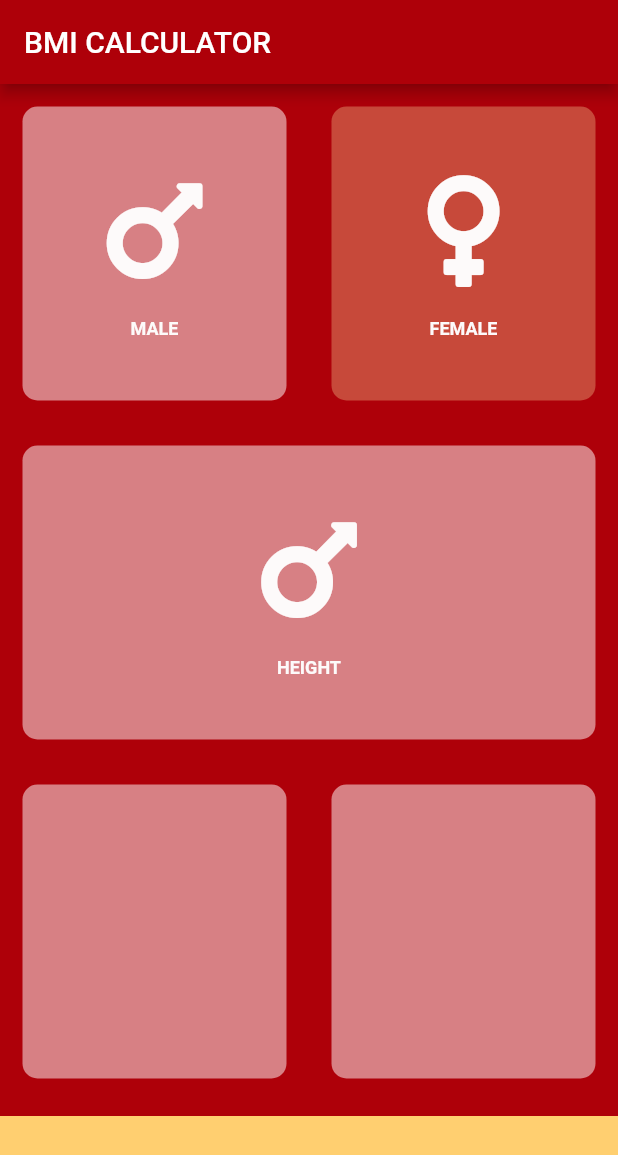
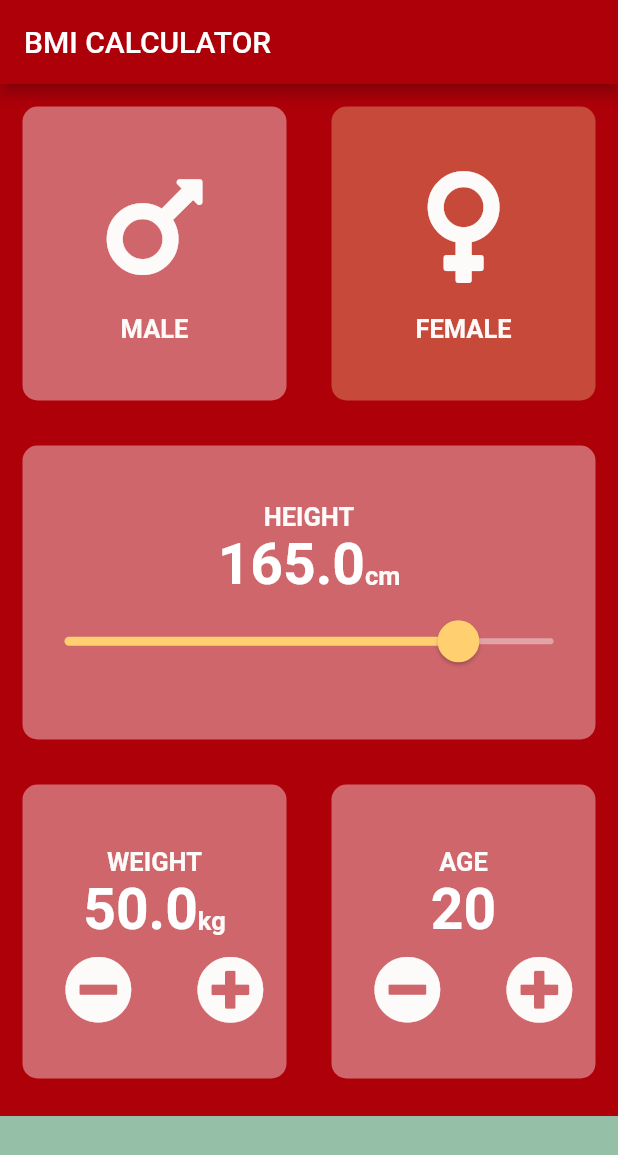
Before and after one commit to vivu001/bmi, a Flutter app: the screen it shows after launch, after a tap on "MALE", on a phone screen of 412 x 824 dp. Shown: the top 1155 px of the screen. Run offline on Flutter 3.47's test engine with Material 2 defaults, Android fonts, the phone set to English and light mode, and no system bars; our stand-ins replace font_awesome_flutter.

Commit message:
added slider, Cards: weight & age

```diff
--- /dev/null
+++ b/lib/constants.dart
@@ -0,0 +1,19 @@
+import 'package:flutter/material.dart';
+import 'package:font_awesome_flutter/font_awesome_flutter.dart';
+
+const Color kCardColor = Color(0xFFC7493A);
+const Color kActiveCardColor = Color.fromRGBO(255, 255, 255, 0.4);
+const Color kBottomContainerColor = Color(0xFF96BFA8);
+
+const Color kIconColor = Color(0xFFFDFAFA);
+const TextStyle kTextLabelColor =
+    TextStyle(fontSize: 17.0, color: kIconColor, fontWeight: FontWeight.bold);
+
+const TextStyle kTextLabelSlider =
+    TextStyle(fontSize: 38.0, fontWeight: FontWeight.bold);
+
+const Color kActiveTrackColor = Color(0xFFFFCF70);
+const Color kActiveTrackOverlayColor = Color(0x29D6D5CD);
+
+const Widget plusIcon = Icon(FontAwesomeIcons.plusCircle, size: 45.0, color: kIconColor);
+const Widget minusIcon = Icon(FontAwesomeIcons.minusCircle, size: 45.0, color: kIconColor);
--- a/lib/content_icon.dart
+++ b/lib/content_icon.dart
@@ -1,6 +1,6 @@
 import 'package:flutter/widgets.dart';
 
-const Color iconColor = Color(0xFFFDFAFA);
+import 'constants.dart';
 
 class contentIcon extends StatelessWidget {
   final IconData icon;
@@ -13,12 +13,15 @@ class contentIcon extends StatelessWidget {
     return Column(
       mainAxisAlignment: MainAxisAlignment.center,
       children: <Widget>[
-        Icon(this.icon, size: 85.0, color: iconColor),
+        Icon(this.icon, size: 85.0, color: kIconColor),
         SizedBox(height: 15.0),
         Text(this.content,
-            style: TextStyle(
-                fontSize: 12.0, color: iconColor, fontWeight: FontWeight.bold))
+            style: kTextLabelColor)
       ],
     );
   }
 }
+
+enum Gender {
+  MALE, FEMALE
+}
--- a/lib/input_page.dart
+++ b/lib/input_page.dart
@@ -1,13 +1,13 @@
 import 'package:bmi_calculator/reusable_card.dart';
 import 'package:flutter/cupertino.dart';
 import 'package:flutter/material.dart';
+import 'package:flutter/rendering.dart';
+import 'package:flutter/services.dart';
+import 'package:flutter/widgets.dart';
 import 'package:font_awesome_flutter/font_awesome_flutter.dart';
 
+import 'constants.dart';
 import 'content_icon.dart';
-
-const Color cardColor = Color(0xFFC7493A);
-const Color activeCardColor = Color.fromRGBO(255, 255, 255, 0.5);
-const Color bottomContainerColor = Color(0xFFFFCF70);
 
 class InputPage extends StatefulWidget {
   @override
@@ -15,8 +15,11 @@ class InputPage extends StatefulWidget {
 }
 
 class _InputPageState extends State<InputPage> {
-  Color maleColor = cardColor;
-  Color femaleColor = cardColor;
+  Color maleColor = kCardColor;
+  Color femaleColor = kCardColor;
+  double _height = 165.0;
+  double _weight = 50.0;
+  int _age = 20;
 
   @override
   Widget build(BuildContext context) {
@@ -27,45 +30,142 @@ class _InputPageState extends State<InputPage> {
           Expanded(
             child: Row(children: <Widget>[
               Expanded(
-                  child: GestureDetector(
-                onTap: () {
-                  setState(() {
-                    changeColor('M');
-                  });
-                },
-                child: ReusableCard(
-                    colour: maleColor,
-                    cardChild: contentIcon(FontAwesomeIcons.mars, 'MALE')),
-              )),
+                  child: ReusableCard(
+                      colour: maleColor,
+                      cardChild: contentIcon(FontAwesomeIcons.mars, 'MALE'),
+                      onPress: () {
+                        setState(() {
+                          changeColor(Gender.MALE);
+                        });
+                      })),
               Expanded(
-                  child: GestureDetector(
-                onTap: () {
-                  setState(() {
-                    changeColor('F');
-                  });
-                },
-                child: ReusableCard(
-                    colour: femaleColor,
-                    cardChild: contentIcon(FontAwesomeIcons.venus, 'FEMALE')),
-              ))
+                  child: ReusableCard(
+                      colour: femaleColor,
+                      cardChild: contentIcon(FontAwesomeIcons.venus, 'FEMALE'),
+                      onPress: () {
+                        setState(() {
+                          changeColor(Gender.FEMALE);
+                        });
+                      }))
             ]),
           ),
           Expanded(
             child: Row(children: <Widget>[
               Expanded(
                   child: ReusableCard(
-                      colour: activeCardColor,
-                      cardChild: contentIcon(FontAwesomeIcons.mars, 'HEIGHT')))
+                colour: (maleColor == kActiveCardColor ||
+                        femaleColor == kActiveCardColor)
+                    ? kActiveCardColor
+                    : kCardColor,
+                cardChild: Column(
+                  mainAxisAlignment: MainAxisAlignment.center,
+                  children: <Widget>[
+                    Text('HEIGHT', style: kTextLabelColor),
+                    Row(
+                      mainAxisAlignment: MainAxisAlignment.center,
+                      crossAxisAlignment: CrossAxisAlignment.baseline,
+                      textBaseline: TextBaseline.alphabetic,
+                      children: <Widget>[
+                        Text(
+                          _height.toStringAsFixed(1),
+                          style: kTextLabelSlider,
+                        ),
+                        Text('cm', style: kTextLabelColor),
+                      ],
+                    ),
+                    SliderTheme(
+                      data: SliderTheme.of(context).copyWith(
+                          activeTrackColor: kActiveTrackColor,
+                          inactiveTrackColor: kActiveCardColor,
+                          thumbColor: kActiveTrackColor,
+                          overlayColor: kActiveTrackOverlayColor,
+                          thumbShape:
+                              RoundSliderThumbShape(enabledThumbRadius: 14.0),
+                          overlayShape:
+                              RoundSliderOverlayShape(overlayRadius: 28.0)),
+                      child: Slider(
+                          value: _height,
+                          min: 20,
+                          max: 200,
+                          label: '$_height',
+                          onChanged: (double newValue) {
+                            setState(() {
+                              _height = newValue;
+                            });
+                          }),
+                    )
+                  ],
+                ),
+              )),
             ]),
           ),
           Expanded(
             child: Row(children: <Widget>[
-              Expanded(child: ReusableCard(colour: activeCardColor)),
-              Expanded(child: ReusableCard(colour: activeCardColor))
+              Expanded(
+                  child: ReusableCard(
+                      colour: (maleColor == kActiveCardColor ||
+                              femaleColor == kActiveCardColor)
+                          ? kActiveCardColor
+                          : kCardColor,
+                      cardChild: Column(
+                        mainAxisAlignment: MainAxisAlignment.center,
+                        children: <Widget>[
+                          Text('WEIGHT', style: kTextLabelColor),
+                          Row(
+                            mainAxisAlignment: MainAxisAlignment.center,
+                            crossAxisAlignment: CrossAxisAlignment.baseline,
+                            textBaseline: TextBaseline.alphabetic,
+                            children: <Widget>[
+                              Text(
+                                _weight.toStringAsFixed(1),
+                                style: kTextLabelSlider,
+                              ),
+                              Text('kg', style: kTextLabelColor),
+                            ],
+                          ),
+                          Row(
+                            mainAxisAlignment: MainAxisAlignment.spaceAround,
+                            children: <Widget>[
+                              IconButton(icon: minusIcon, onPressed: null),
+                              IconButton(icon: plusIcon, onPressed: null),
+                            ],
+                          ),
+                        ],
+                      ))),
+              Expanded(
+                  child: ReusableCard(
+                      colour: (maleColor == kActiveCardColor ||
+                              femaleColor == kActiveCardColor)
+                          ? kActiveCardColor
+                          : kCardColor,
+                      cardChild: Column(
+                        mainAxisAlignment: MainAxisAlignment.center,
+                        children: <Widget>[
+                          Text('AGE', style: kTextLabelColor),
+                          Row(
+                            mainAxisAlignment: MainAxisAlignment.center,
+                            crossAxisAlignment: CrossAxisAlignment.baseline,
+                            textBaseline: TextBaseline.alphabetic,
+                            children: <Widget>[
+                              Text(
+                                _age.toString(),
+                                style: kTextLabelSlider,
+                              ),
+                            ],
+                          ),
+                          Row(
+                            mainAxisAlignment: MainAxisAlignment.spaceAround,
+                            children: <Widget>[
+                              IconButton(icon: minusIcon, onPressed: null),
+                              IconButton(icon: plusIcon, onPressed: null),
+                            ],
+                          ),
+                        ],
+                      ))),
             ]),
           ),
           Container(
-              color: Color(0xFFFFCF70),
+              color: kBottomContainerColor,
               margin: EdgeInsets.only(top: 10.0),
               width: double.infinity,
               height: 80.0)
@@ -74,13 +174,13 @@ class _InputPageState extends State<InputPage> {
     );
   }
 
-  void changeColor(final String gender) {
-    if (gender == 'M') {
+  void changeColor(final Gender gender) {
+    if (gender == Gender.MALE) {
       femaleColor = maleColor;
-      maleColor = activeCardColor;
-    } else {
+      maleColor = kActiveCardColor;
+    } else if (gender == Gender.FEMALE) {
       maleColor = femaleColor;
-      femaleColor = activeCardColor;
+      femaleColor = kActiveCardColor;
     }
   }
 }
--- a/lib/main.dart
+++ b/lib/main.dart
@@ -1,6 +1,5 @@
 import 'package:flutter/cupertino.dart';
 import 'package:flutter/material.dart';
-
 import 'input_page.dart';
 
 void main() => runApp(BMICalculator());
--- a/lib/reusable_card.dart
+++ b/lib/reusable_card.dart
@@ -3,15 +3,19 @@ import 'package:flutter/widgets.dart';
 class ReusableCard extends StatelessWidget {
   final Color colour;
   final Widget cardChild;
+  final Function onPress;
 
-  ReusableCard({@required this.colour, this.cardChild});
+  ReusableCard({@required this.colour, this.cardChild, this.onPress});
 
   @override
   Widget build(BuildContext context) {
-    return Container(
-        child: cardChild,
-        margin: EdgeInsets.all(15.0),
-        decoration: BoxDecoration(
-            color: colour, borderRadius: BorderRadius.circular(10.0)));
+    return GestureDetector(
+      onTap: onPress,
+      child: Container(
+          child: cardChild,
+          margin: EdgeInsets.all(15.0),
+          decoration: BoxDecoration(
+              color: colour, borderRadius: BorderRadius.circular(10.0))),
+    );
   }
 }
```
